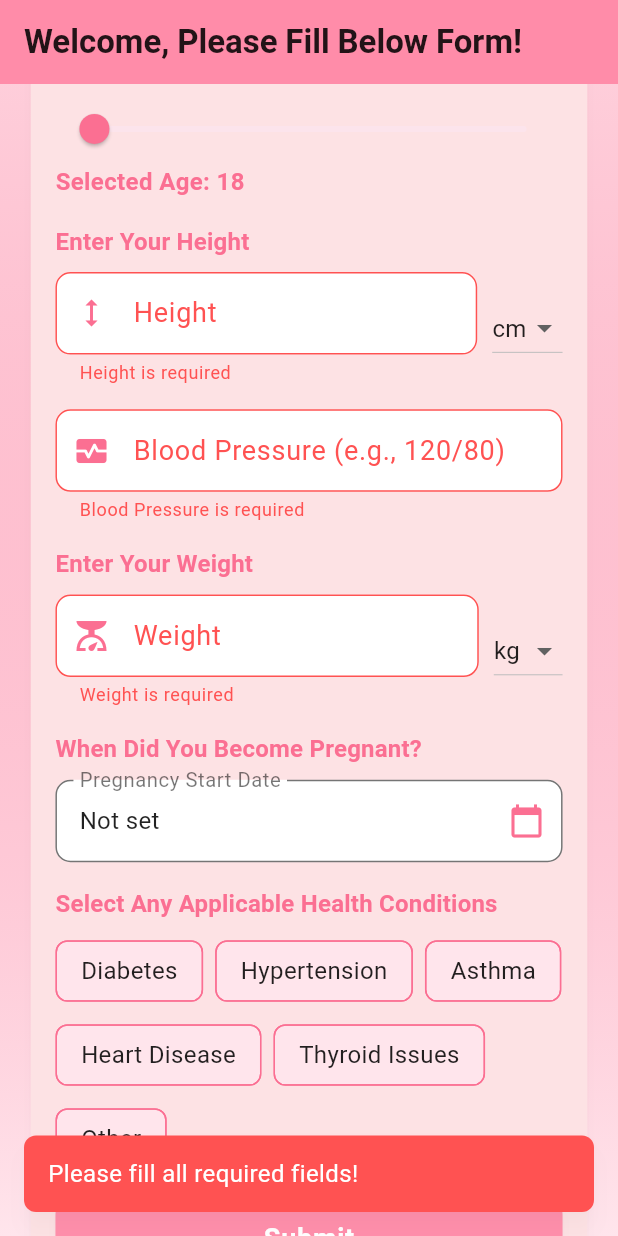
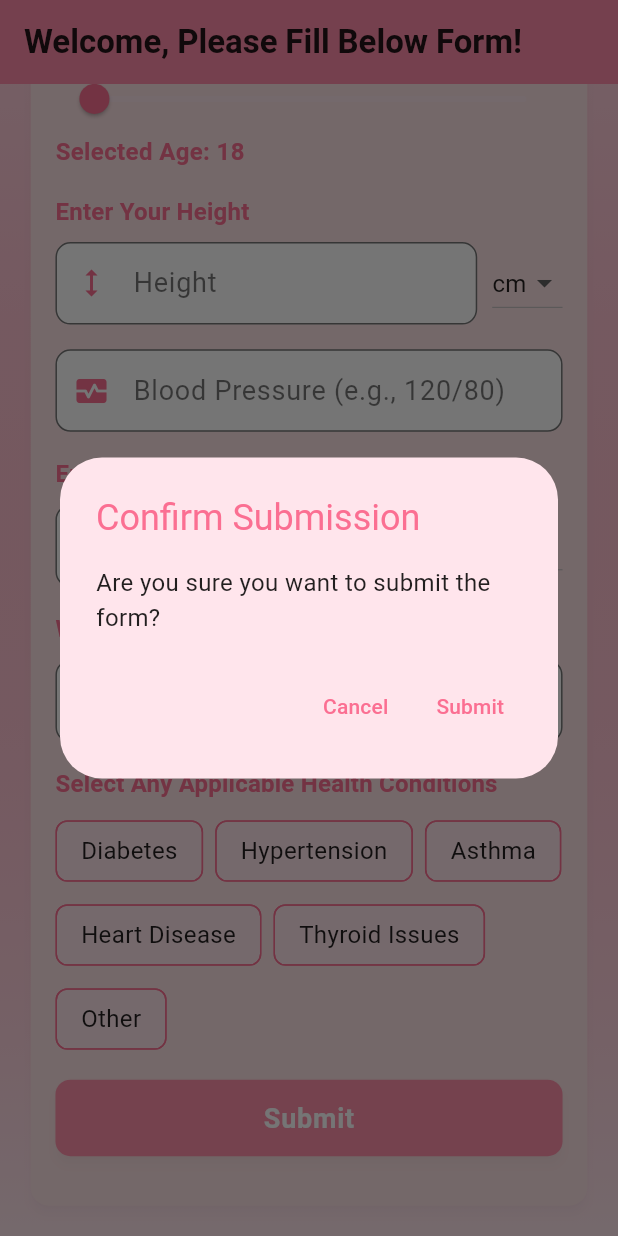
Before and after one commit to ZeWuJb/ADDE-mother, a Flutter app: the MotherFormPage screen opened directly with empty values, scrolled down 259 dp, after a tap on "Submit", on a phone screen of 412 x 824 dp. Run offline on Flutter 3.47's test engine with Material 3 defaults, Android fonts, the phone set to English and light mode, and no system bars; our stand-ins replace connectivity_plus, device_info_plus, fl_chart, flutter_animate, flutter_gemini, flutter_local_notifications and 8 more; missing offline and left inert: jitsi_meet_flutter_sdk; accounts and stored records are empty.

Commit message:
registration page error solve

```diff
--- a/lib/pages/health_form_page.dart
+++ b/lib/pages/health_form_page.dart
@@ -100,6 +100,30 @@ class _MotherFormPageState extends State<MotherFormPage> {
     }
   }
 
+  void _confirmSubmit() {
+    showDialog(
+      context: context,
+      builder:
+          (context) => AlertDialog(
+            title: const Text("Confirm Submission"),
+            content: const Text("Are you sure you want to submit the form?"),
+            actions: [
+              TextButton(
+                onPressed: () => Navigator.pop(context),
+                child: const Text("Cancel"),
+              ),
+              TextButton(
+                onPressed: () {
+                  Navigator.pop(context);
+                  formSubmit();
+                },
+                child: const Text("Submit"),
+              ),
+            ],
+          ),
+    );
+  }
+
   Future<void> formSubmit() async {
     if (!_formKey.currentState!.validate() || pregnancyStartDate == null) {
       _showSnackBar("Please fill all required fields!");
@@ -138,12 +162,11 @@ class _MotherFormPageState extends State<MotherFormPage> {
     };
 
     try {
-      final response =
       await Supabase.instance.client
           .from('mothers')
           .insert(formData)
-              .select();
-      if (response.isNotEmpty) {
+          .select()
+          .single(); // Use .single() for one row
       _showSnackBar("Form submitted successfully!", isSuccess: true);
       Navigator.of(context).pushReplacement(
         MaterialPageRoute(
@@ -154,11 +177,8 @@ class _MotherFormPageState extends State<MotherFormPage> {
               ),
         ),
       );
-      } else {
-        _showSnackBar("Failed to submit form. Please try again.");
-      }
     } catch (error) {
-      _showSnackBar("Error submitting form: $error");
+      _showSnackBar("Error submitting form: ${error.toString()}");
     }
   }
 
@@ -698,7 +718,7 @@ class _MotherFormPageState extends State<MotherFormPage> {
     return Semantics(
       label: "Submit Form Button",
       child: ElevatedButton(
-        onPressed: formSubmit,
+        onPressed: _confirmSubmit,
         style: theme.elevatedButtonTheme.style?.copyWith(
           minimumSize: const WidgetStatePropertyAll(Size(double.infinity, 50)),
         ),
```
Lines whose indentation alone changed are shown as unchanged.
